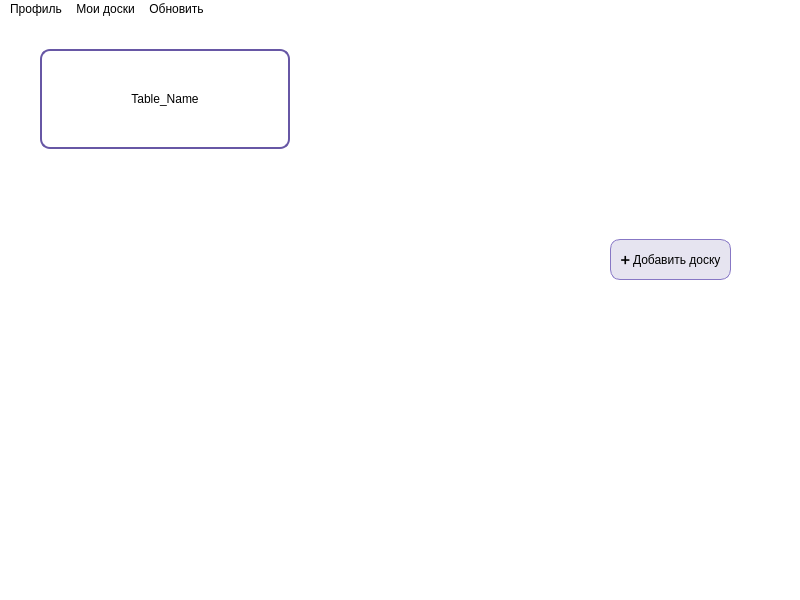
This is Users_Interfaces/main_window.ui in FREDY129053/Tasks-Table as Qt 5 draws it before an edit. The edited form follows.
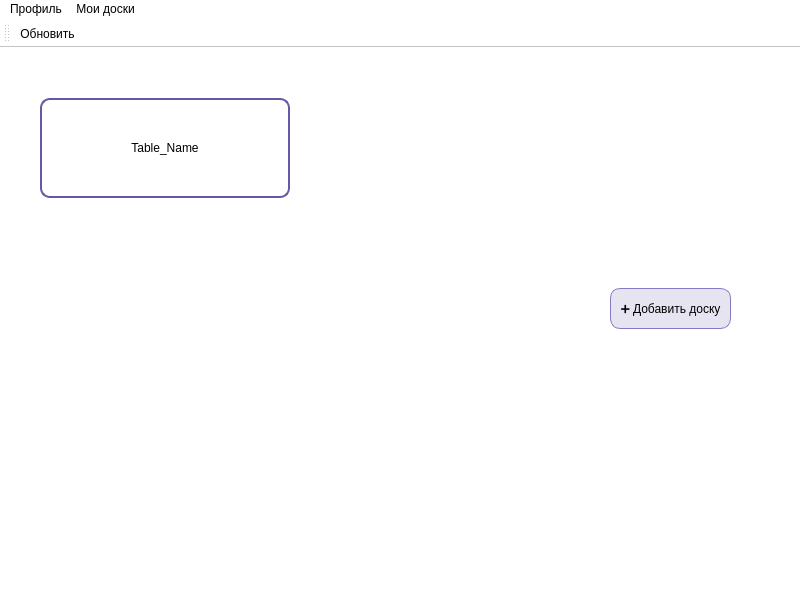
This is the edited form. Icons and pictures are not drawn.

Patch:
```diff
--- a/Users_Interfaces/main_window.ui
+++ b/Users_Interfaces/main_window.ui
@@ -52,9 +52,9 @@
     <property name="geometry">
      <rect>
       <x>0</x>
-      <y>-20</y>
+      <y>0</y>
       <width>791</width>
-      <height>561</height>
+      <height>541</height>
      </rect>
     </property>
     <property name="palette">
@@ -169,7 +169,7 @@
        <x>0</x>
        <y>0</y>
        <width>791</width>
-       <height>561</height>
+       <height>541</height>
       </rect>
      </property>
      <widget class="QPushButton" name="add_table_btn">
@@ -243,17 +243,22 @@
     <addaction name="action_3"/>
     <addaction name="action_4"/>
    </widget>
-   <widget class="QMenu" name="update">
-    <property name="title">
-     <string>Обновить</string>
-    </property>
-    <addaction name="update_act"/>
-   </widget>
    <addaction name="menu"/>
    <addaction name="menu_2"/>
-   <addaction name="update"/>
   </widget>
   <widget class="QStatusBar" name="statusbar"/>
+  <widget class="QToolBar" name="toolBar">
+   <property name="windowTitle">
+    <string>toolBar</string>
+   </property>
+   <attribute name="toolBarArea">
+    <enum>TopToolBarArea</enum>
+   </attribute>
+   <attribute name="toolBarBreak">
+    <bool>false</bool>
+   </attribute>
+   <addaction name="update_act_2"/>
+  </widget>
   <action name="action">
    <property name="text">
     <string>Изсенить пароль</string>
@@ -274,6 +279,15 @@
     <string>Соавторство в досках</string>
    </property>
   </action>
+  <action name="update_act_2">
+   <property name="icon">
+    <iconset>
+     <normaloff>refreshtwocounterclockwisecirculararrowsinterfacesymbol_79835.svg</normaloff>refreshtwocounterclockwisecirculararrowsinterfacesymbol_79835.svg</iconset>
+   </property>
+   <property name="text">
+    <string>Обновить</string>
+   </property>
+  </action>
   <action name="update_act">
    <property name="text">
     <string>Обновить</string>
```
Left out of the diff: 2 changed lines with no effect on the pictures.
